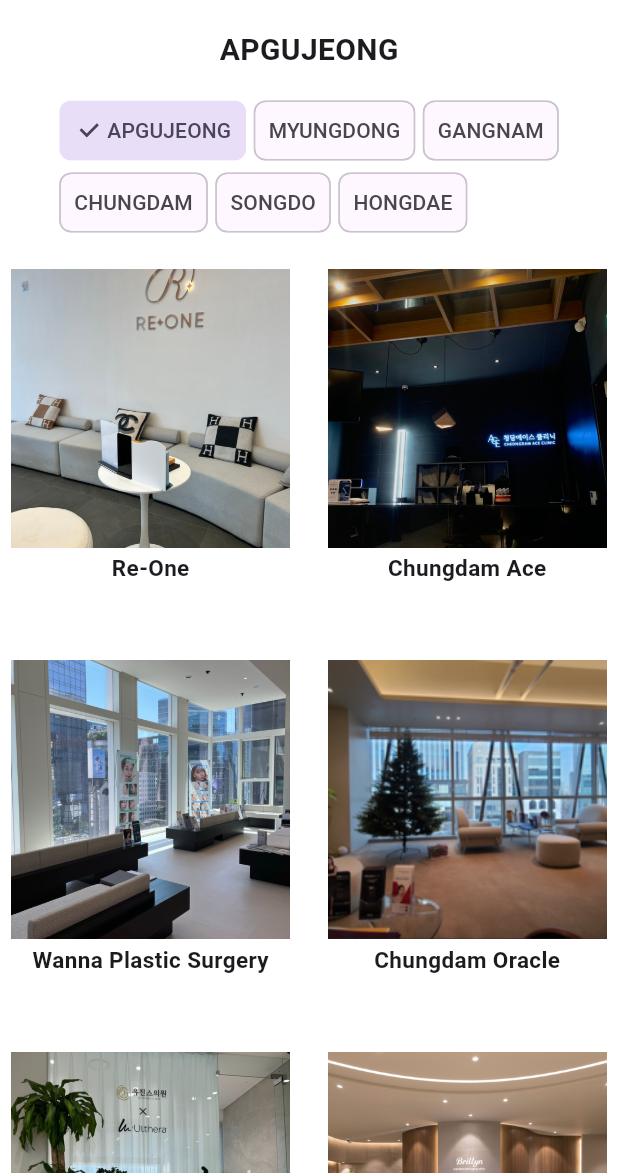
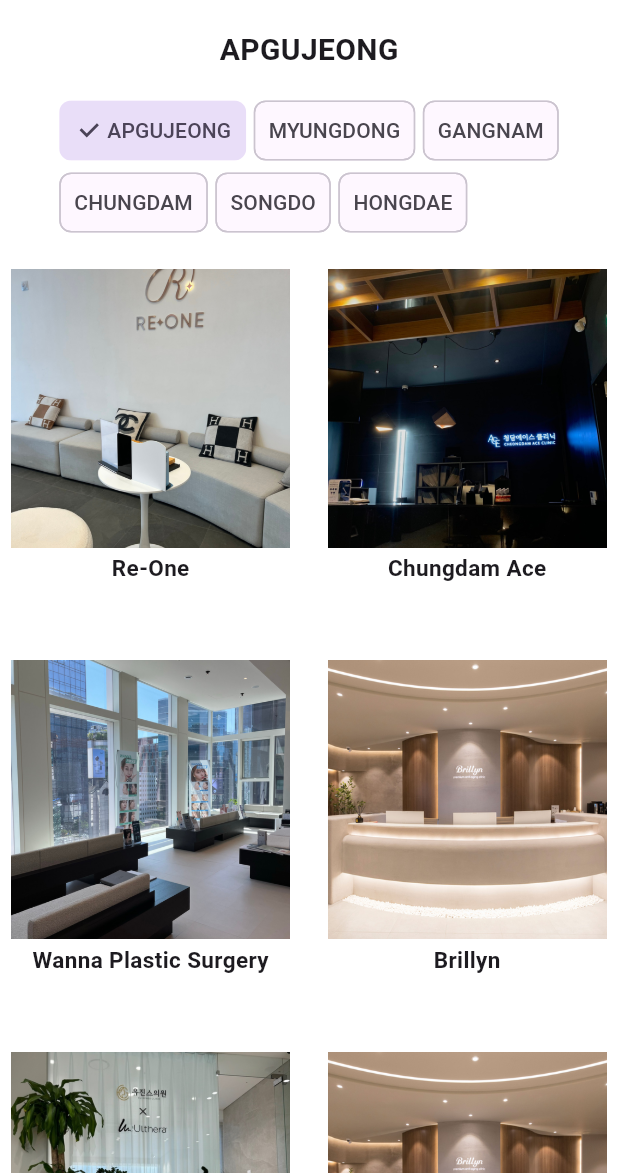
Before and after one commit to CodingBot000/Locationshop_flutter, a Flutter app: the screen it shows after launch, scrolled down 576 dp, after a tap on "See All", on a phone screen of 412 x 824 dp, the part 63-1236 px from its top. Run offline on Flutter 3.47's test engine with Material 3 defaults, Android fonts, the light colour scheme and no system bars; our stand-ins replace flutter_riverpod, flutter_svg, font_awesome_flutter, hooks_riverpod, smooth_page_indicator; missing offline and left inert: carousel_slider_plus.

Commit message:
fix return dataList by selecting location

```diff
--- a/lib/server/dump_server.dart
+++ b/lib/server/dump_server.dart
@@ -97,8 +97,7 @@
 
   Future<List<HospitalData>> getHospitalListByLocation(String currentRegion) async {
     var list = await getHospitalDataAllList();
-    list.where((data) => data.region.toLowerCase() == (currentRegion.toLowerCase())).toList();
-    return list;
+    return list.where((data) => data.region.toLowerCase() == (currentRegion.toLowerCase())).toList();
   }
 
   Future<List<ReviewData>> getReviewDataAllList() async {
```
